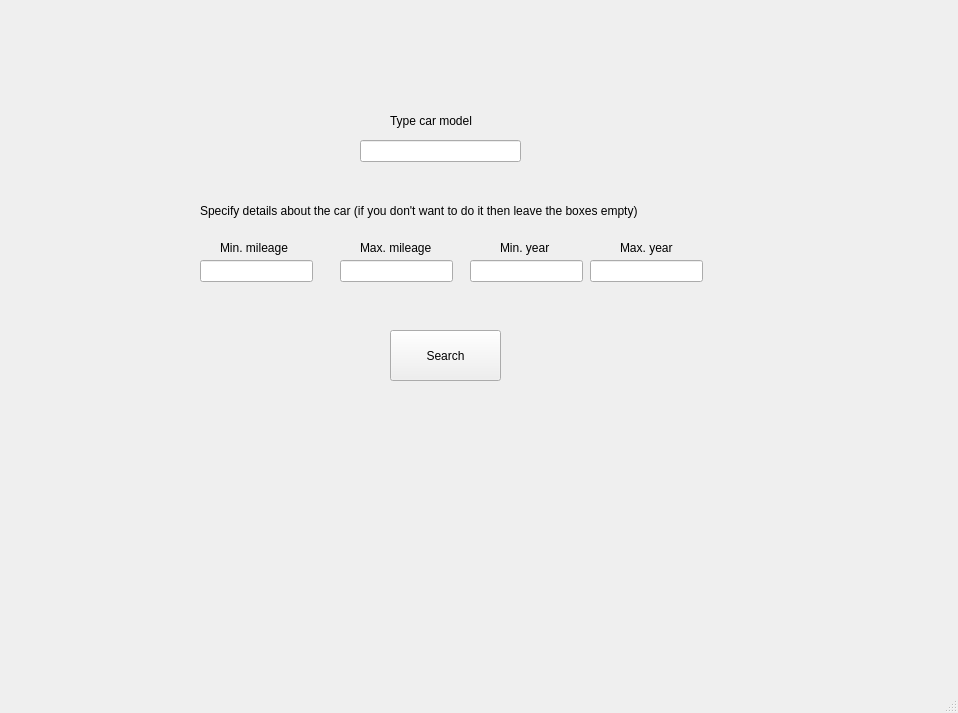
This is mygui.ui in Zakjer/CarFinder as Qt 5 draws it before an edit. The edited form follows.
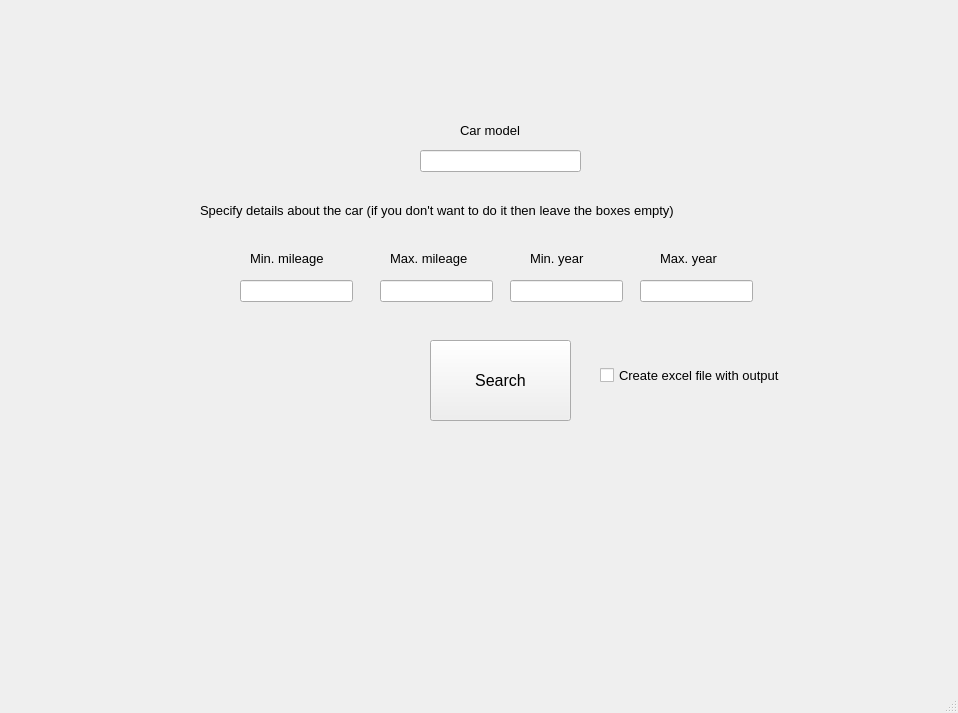
This is the edited form.

Commit message: Adding exporting to excel and updating GUI

Diff of the .ui file:
```diff
--- a/mygui.ui
+++ b/mygui.ui
@@ -17,35 +17,50 @@
    <widget class="QLineEdit" name="car_model">
     <property name="geometry">
      <rect>
-      <x>360</x>
-      <y>140</y>
+      <x>420</x>
+      <y>150</y>
       <width>161</width>
       <height>22</height>
      </rect>
     </property>
+    <property name="font">
+     <font>
+      <pointsize>10</pointsize>
+     </font>
+    </property>
    </widget>
    <widget class="QLabel" name="label">
     <property name="geometry">
      <rect>
-      <x>390</x>
-      <y>110</y>
-      <width>91</width>
+      <x>460</x>
+      <y>120</y>
+      <width>121</width>
       <height>21</height>
      </rect>
     </property>
+    <property name="font">
+     <font>
+      <pointsize>10</pointsize>
+     </font>
+    </property>
     <property name="text">
-     <string>Type car model</string>
+     <string>Car model</string>
     </property>
    </widget>
    <widget class="QPushButton" name="search">
     <property name="geometry">
      <rect>
-      <x>390</x>
-      <y>330</y>
-      <width>111</width>
-      <height>51</height>
+      <x>430</x>
+      <y>340</y>
+      <width>141</width>
+      <height>81</height>
      </rect>
     </property>
+    <property name="font">
+     <font>
+      <pointsize>12</pointsize>
+     </font>
+    </property>
     <property name="text">
      <string>Search</string>
     </property>
@@ -55,10 +70,15 @@
      <rect>
       <x>200</x>
       <y>190</y>
-      <width>481</width>
+      <width>621</width>
       <height>41</height>
      </rect>
     </property>
+    <property name="font">
+     <font>
+      <pointsize>10</pointsize>
+     </font>
+    </property>
     <property name="text">
      <string>Specify details about the car (if you don't want to do it then leave the boxes empty)</string>
     </property>
@@ -66,22 +86,32 @@
    <widget class="QLineEdit" name="min_mileage">
     <property name="geometry">
      <rect>
-      <x>200</x>
-      <y>260</y>
+      <x>240</x>
+      <y>280</y>
       <width>113</width>
       <height>22</height>
      </rect>
     </property>
+    <property name="font">
+     <font>
+      <pointsize>10</pointsize>
+     </font>
+    </property>
    </widget>
    <widget class="QLabel" name="label_3">
     <property name="geometry">
      <rect>
-      <x>220</x>
-      <y>240</y>
-      <width>81</width>
+      <x>250</x>
+      <y>250</y>
+      <width>101</width>
       <height>16</height>
      </rect>
     </property>
+    <property name="font">
+     <font>
+      <pointsize>10</pointsize>
+     </font>
+    </property>
     <property name="text">
      <string>Min. mileage</string>
     </property>
@@ -89,42 +119,65 @@
    <widget class="QLineEdit" name="max_mileage">
     <property name="geometry">
      <rect>
-      <x>340</x>
-      <y>260</y>
+      <x>380</x>
+      <y>280</y>
       <width>113</width>
       <height>22</height>
      </rect>
     </property>
+    <property name="font">
+     <font>
+      <pointsize>10</pointsize>
+     </font>
+    </property>
    </widget>
    <widget class="QLineEdit" name="min_year">
     <property name="geometry">
      <rect>
-      <x>470</x>
-      <y>260</y>
+      <x>510</x>
+      <y>280</y>
       <width>113</width>
       <height>22</height>
      </rect>
     </property>
+    <property name="font">
+     <font>
+      <pointsize>10</pointsize>
+     </font>
+    </property>
+    <property name="text">
+     <string/>
+    </property>
    </widget>
    <widget class="QLineEdit" name="max_year">
     <property name="geometry">
      <rect>
-      <x>590</x>
-      <y>260</y>
+      <x>640</x>
+      <y>280</y>
       <width>113</width>
       <height>22</height>
      </rect>
     </property>
+    <property name="font">
+     <font>
+      <pointsize>10</pointsize>
+     </font>
+    </property>
    </widget>
    <widget class="QLabel" name="label_4">
     <property name="geometry">
      <rect>
-      <x>360</x>
-      <y>240</y>
-      <width>81</width>
+      <x>390</x>
+      <y>250</y>
+      <width>101</width>
       <height>16</height>
      </rect>
     </property>
+    <property name="font">
+     <font>
+      <pointsize>10</pointsize>
+     </font>
+    </property>
     <property name="text">
      <string>Max. mileage</string>
     </property>
@@ -132,12 +185,17 @@
    <widget class="QLabel" name="label_5">
     <property name="geometry">
      <rect>
-      <x>500</x>
-      <y>240</y>
-      <width>55</width>
+      <x>530</x>
+      <y>250</y>
+      <width>71</width>
       <height>16</height>
      </rect>
     </property>
+    <property name="font">
+     <font>
+      <pointsize>10</pointsize>
+     </font>
+    </property>
     <property name="text">
      <string>Min. year</string>
     </property>
@@ -145,16 +203,39 @@
    <widget class="QLabel" name="label_6">
     <property name="geometry">
      <rect>
-      <x>620</x>
-      <y>240</y>
-      <width>55</width>
+      <x>660</x>
+      <y>250</y>
+      <width>81</width>
       <height>16</height>
      </rect>
     </property>
+    <property name="font">
+     <font>
+      <pointsize>10</pointsize>
+     </font>
+    </property>
     <property name="text">
      <string>Max. year</string>
     </property>
    </widget>
+   <widget class="QCheckBox" name="checkBox">
+    <property name="geometry">
+     <rect>
+      <x>600</x>
+      <y>360</y>
+      <width>241</width>
+      <height>31</height>
+     </rect>
+    </property>
+    <property name="font">
+     <font>
+      <pointsize>10</pointsize>
+     </font>
+    </property>
+    <property name="text">
+     <string>Create excel file with output</string>
+    </property>
+   </widget>
   </widget>
   <widget class="QMenuBar" name="menubar">
    <property name="geometry">
```
The commit also changes 4 other files.
